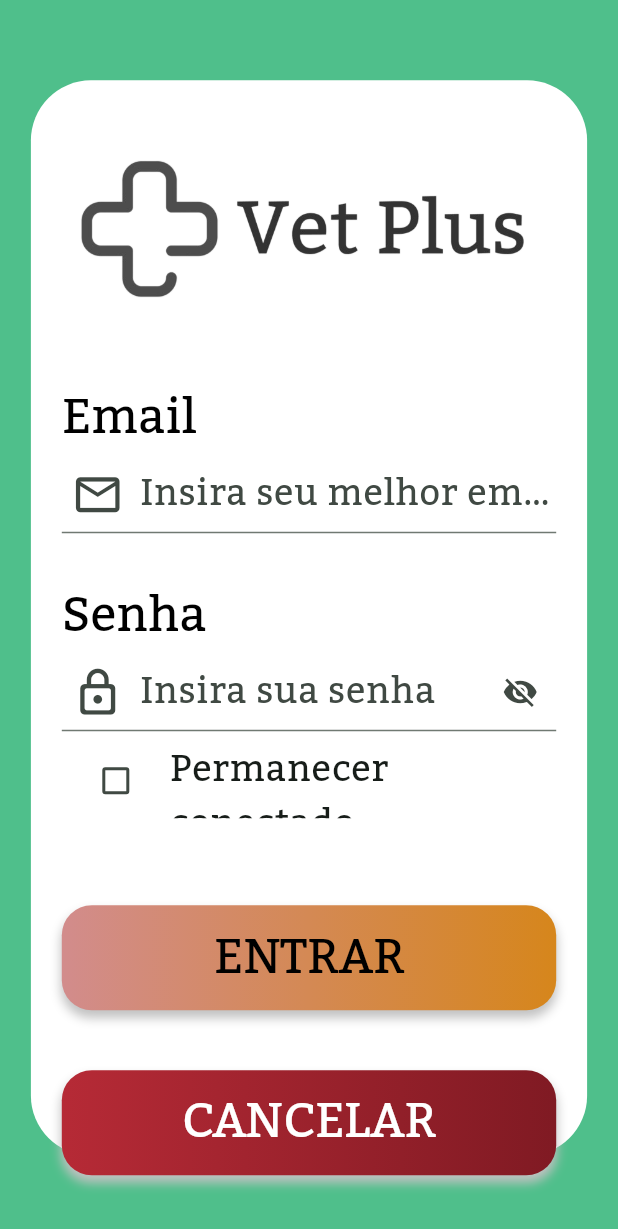
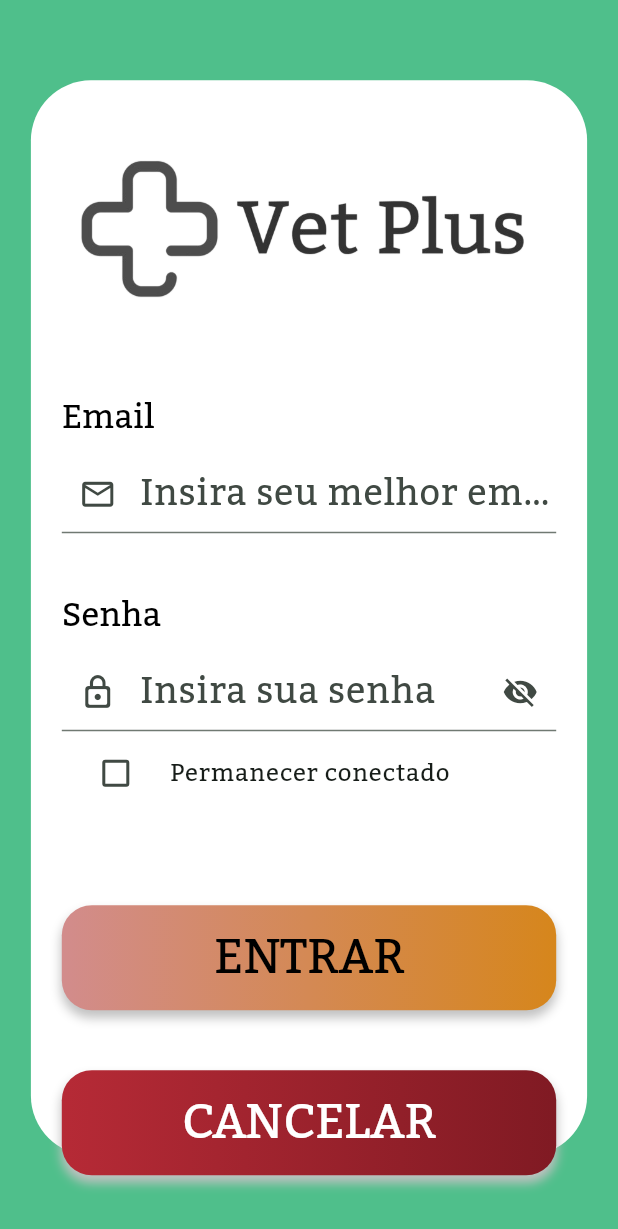
Before and after one commit to SirOtaiv/Vet_Plus, a Flutter app: the screen it shows after launch, after a tap on "LOGIN", on a phone screen of 412 x 824 dp. Shown: the top 1229 px of the screen. Run offline on Flutter 3.47's test engine with Material 3 defaults, Android fonts, the phone set to English and light mode, and no system bars.

Commit message:
Formatado tamanho de textos

```diff
--- a/lib/main.dart
+++ b/lib/main.dart
@@ -25,10 +25,11 @@ class MyApp extends StatelessWidget {
           scaffoldBackgroundColor: const Color.fromARGB(255, 79, 191, 139),
           fontFamily: 'Kadawa',
           textTheme: const TextTheme(
-              titleLarge: TextStyle(fontSize: 32, color: Colors.white),
-              bodyLarge: TextStyle(fontSize: 24, color: Colors.white),
-              bodyMedium: TextStyle(fontSize: 32, color: Colors.red),
-              headlineLarge: TextStyle(fontSize: 32, color: Colors.black))),
+            titleLarge: TextStyle(color: Colors.black),
+            bodyLarge: TextStyle(color: Colors.white),
+            bodyMedium: TextStyle(color: Colors.red),
+            headlineLarge: TextStyle(color: Colors.white),
+          )),
       home: const MyHomePage(title: 'Vet Plus App Demo'),
     );
   }
@@ -92,7 +93,7 @@ class _MyHomePageState extends State<MyHomePage> {
                               borderRadius: BorderRadius.circular(20))),
                       child: Text(
                         "LOGIN",
-                        style: Theme.of(context).textTheme.titleLarge,
+                        style: Theme.of(context).textTheme.headlineLarge,
                       ),
                     ),
                   ),
@@ -113,7 +114,7 @@ class _MyHomePageState extends State<MyHomePage> {
                               borderRadius: BorderRadius.circular(20))),
                       child: Text(
                         "REGISTER",
-                        style: Theme.of(context).textTheme.titleLarge,
+                        style: Theme.of(context).textTheme.headlineLarge,
                       ),
                     ),
                   )
--- a/lib/pages/login_page.dart
+++ b/lib/pages/login_page.dart
@@ -49,7 +49,7 @@ class _LoginPageState extends State<LoginPage> {
                             alignment: Alignment.centerLeft,
                             child: Text(
                               "Email",
-                              style: Theme.of(context).textTheme.headlineLarge,
+                              style: Theme.of(context).textTheme.titleLarge,
                             ),
                           ),
                           SizedBox(
@@ -60,7 +60,7 @@ class _LoginPageState extends State<LoginPage> {
                                 hintStyle: TextStyle(fontSize: 24),
                                 prefixIcon: Icon(
                                   Icons.email_outlined,
-                                  size: 35,
+                                  size: 25,
                                 ),
                               ),
                               style: TextStyle(color: Colors.black),
@@ -76,7 +76,7 @@ class _LoginPageState extends State<LoginPage> {
                             alignment: Alignment.centerLeft,
                             child: Text(
                               "Senha",
-                              style: Theme.of(context).textTheme.headlineLarge,
+                              style: Theme.of(context).textTheme.titleLarge,
                             ),
                           ),
                           SizedBox(
@@ -88,7 +88,7 @@ class _LoginPageState extends State<LoginPage> {
                                 hintStyle: const TextStyle(fontSize: 24),
                                 prefixIcon: const Icon(
                                   Icons.lock_outline_rounded,
-                                  size: 35,
+                                  size: 25,
                                 ),
                                 suffixIcon: IconButton(
                                   icon: Icon(
@@ -153,8 +153,10 @@ class _LoginPageState extends State<LoginPage> {
                                             BorderRadius.circular(20))),
                                 child: Text(
                                   "ENTRAR",
-                                  style:
-                                      Theme.of(context).textTheme.headlineLarge,
+                                  style: Theme.of(context)
+                                      .textTheme
+                                      .headlineLarge
+                                      ?.copyWith(color: Colors.black),
                                 ),
                               )),
                           SizedBox(
@@ -188,7 +190,8 @@ class _LoginPageState extends State<LoginPage> {
                                             BorderRadius.circular(20))),
                                 child: Text(
                                   "CANCELAR",
-                                  style: Theme.of(context).textTheme.titleLarge,
+                                  style:
+                                      Theme.of(context).textTheme.headlineLarge,
                                 ),
                               )),
                         ],
```
Also changed, not shown: lib/pages/register_page.dart (+12 -12 lines).
